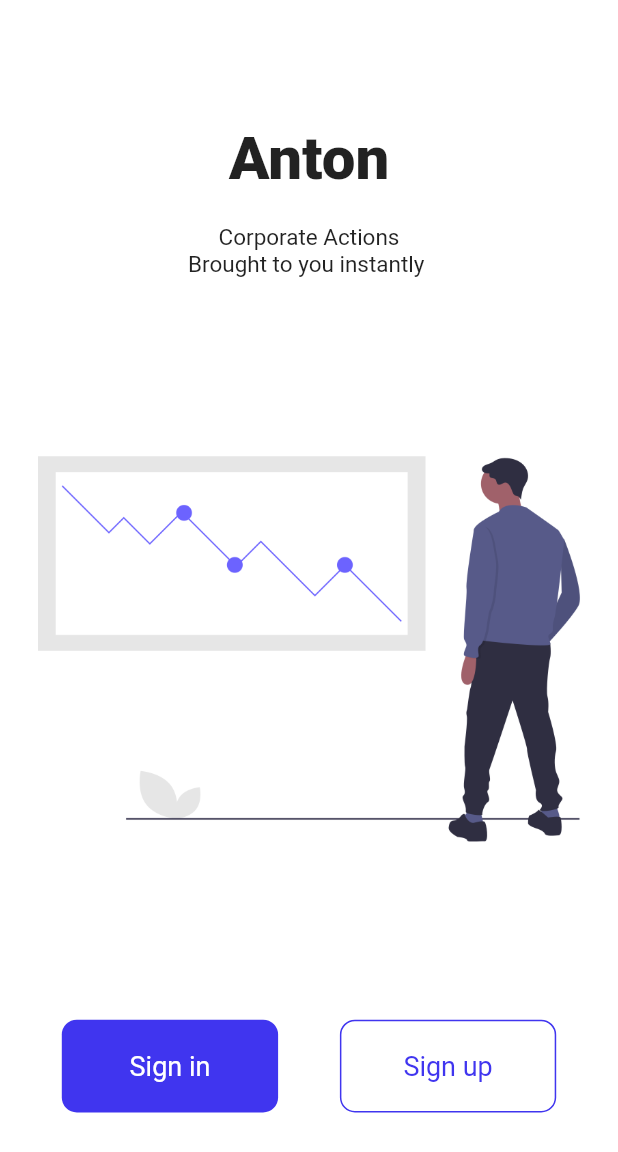
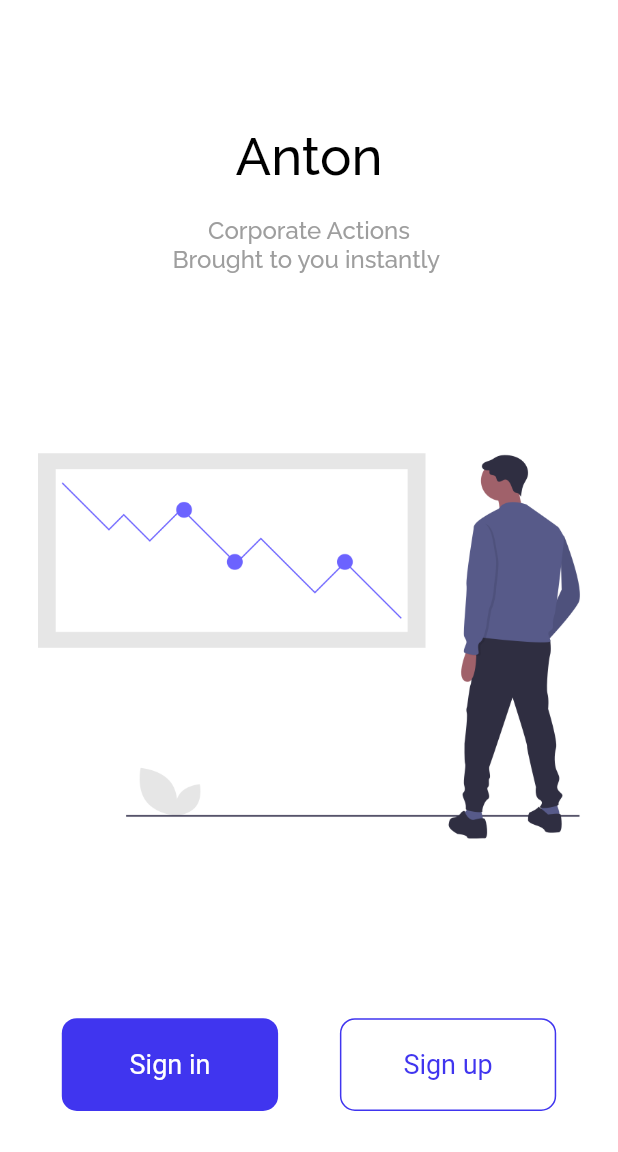
Before and after one commit to Anton-3-0-SIH2020/SIH2020_SM445_Team_Anto.3.0_MobileApp, a Flutter app: the screen it shows after launch, on a phone screen of 412 x 824 dp. Shown: the top 1152 px of the screen. Run offline on Flutter 3.47's test engine with Material 2 defaults, Android fonts, the phone set to English and light mode, and no system bars; our stand-ins replace google_fonts.

```diff
--- a/lib/main.dart
+++ b/lib/main.dart
@@ -1,5 +1,7 @@
 import 'package:flutter/material.dart';
 import 'package:anton_sih_app/route_generator.dart';
+
+import 'package:google_fonts/google_fonts.dart';
 
 void main() => runApp(MyApp());
 
@@ -21,6 +23,38 @@ class MyApp extends StatelessWidget {
           primaryColor: Color(0xFF4035EF),
           scaffoldBackgroundColor: Colors.white,
           accentColor: Colors.white,
+          textTheme: TextTheme(
+            headline1: GoogleFonts.raleway(
+              color: Colors.black,
+              fontSize: 35,
+              fontWeight: FontWeight.w500,
+            ),
+            headline2: GoogleFonts.raleway(
+              color: Colors.black,
+              fontSize: 20,
+              fontWeight: FontWeight.w500,
+            ),
+            headline3: GoogleFonts.raleway(
+              color: Colors.black,
+              fontSize: 16,
+              fontWeight: FontWeight.w500,
+            ),
+            subtitle1: GoogleFonts.raleway(
+              color: Colors.grey,
+              fontSize: 16,
+              fontWeight: FontWeight.w500,
+            ),
+            subtitle2: GoogleFonts.raleway(
+              color: Colors.grey,
+              fontSize: 14,
+              fontWeight: FontWeight.w400,
+            ),
+            caption: GoogleFonts.raleway(
+              color: Colors.white,
+              fontSize: 20,
+              fontWeight: FontWeight.w400,
+            ),
+          ),
         ),
       ),
     );
--- a/lib/route_generator.dart
+++ b/lib/route_generator.dart
@@ -1,8 +1,10 @@
 import 'package:flutter/material.dart';
+
 import 'screens/landingpage.dart';
 import 'screens/signin.dart';
 import 'screens/signup.dart';
 import 'package:anton_sih_app/screens/homepage.dart';
+import 'package:anton_sih_app/models/corporateaction.dart';
 
 class RouteGenerator {
   static Route<dynamic> generateRoute(RouteSettings settings) {
--- a/lib/screens/landingpage.dart
+++ b/lib/screens/landingpage.dart
@@ -20,18 +20,18 @@ class LandingPage extends StatelessWidget {
               children: <Widget>[
                 Text(
                   'Anton',
-                  style: TextStyle(fontWeight: FontWeight.w900, fontSize: 40),
+                  style: Theme.of(context).textTheme.headline1,
                 ),
                 SizedBox(
                   height: 20,
                 ),
                 Text(
                   'Corporate Actions',
-                  style: TextStyle(fontSize: 15),
+                  style: Theme.of(context).textTheme.subtitle1,
                 ),
                 Text(
                   'Brought to you instantly ',
-                  style: TextStyle(fontSize: 15),
+                  style: Theme.of(context).textTheme.subtitle1,
                 ),
               ],
             ),
--- a/pubspec.yaml
+++ b/pubspec.yaml
@@ -19,6 +19,9 @@ environment:
 dependencies:
   flutter:
     sdk: flutter
+  http: ^0.12.1
+  google_fonts: ^1.1.0
+  auto_size_text: ^2.1.0
 
   # The following adds the Cupertino Icons font to your application.
   # Use with the CupertinoIcons class for iOS style icons.
@@ -45,6 +48,7 @@ flutter:
    - images/landingpage.png
    - images/signin.png
    - images/signup.png
+   - images/bonds.png
 
   # An image asset can refer to one or more resolution-specific "variants", see
   # https://flutter.dev/assets-and-images/#resolution-aware.
```
Also changed, not shown: lib/models/corporateaction.dart (added, +24 -0 lines), lib/screens/homepage.dart (+18 -4 lines), lib/screens/homepagetabs/hometab.dart (+111 -1 lines), lib/widgets/detailsdialog.dart (added, +32 -0 lines), images/bonds.png (added), pubspec.lock, 7 other files.
